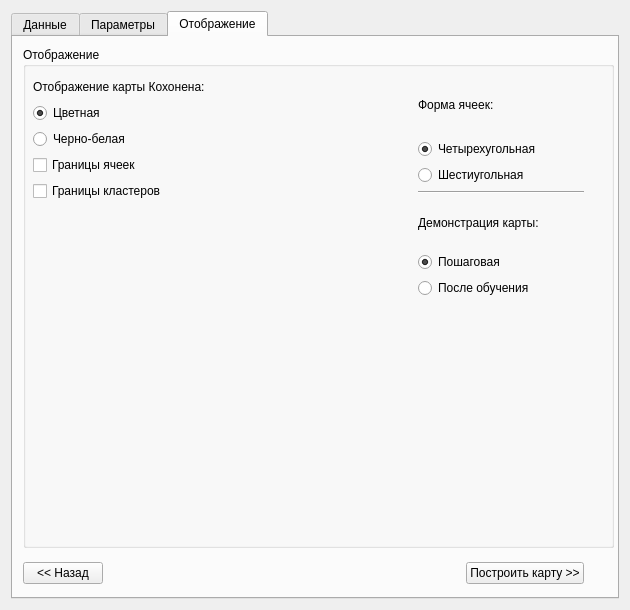
The window that settingsdialog.ui (vihka-spihka/KohonenMaps) describes before a commit, drawn with Qt 5.
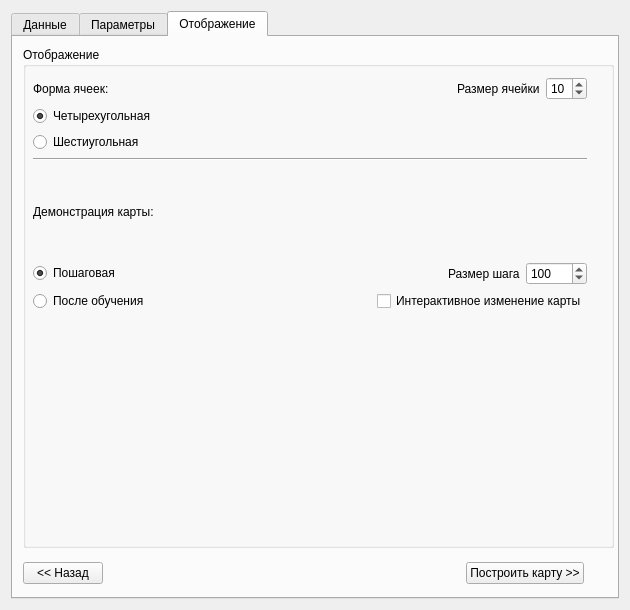
The same window after the commit. The open tabs and pages were chosen to show the change.

Commit message: Готово на 95%. Осталось пофиксить баги в алгоритме и немного отображение

```diff
--- a/settingsdialog.ui
+++ b/settingsdialog.ui
@@ -745,17 +745,17 @@
        <property name="title">
         <string>Отображение</string>
        </property>
-       <widget class="QWidget" name="">
+       <widget class="QWidget" name="layoutWidget">
         <property name="geometry">
          <rect>
           <x>10</x>
           <y>30</y>
-          <width>551</width>
-          <height>221</height>
+          <width>554</width>
+          <height>234</height>
          </rect>
         </property>
         <layout class="QGridLayout" name="gridLayout_4">
-         <item row="0" column="2">
+         <item row="0" column="0">
           <layout class="QVBoxLayout" name="verticalLayout_18">
            <item>
             <layout class="QHBoxLayout" name="horizontalLayout_26">
@@ -779,6 +779,26 @@
                </property>
               </spacer>
              </item>
+             <item>
+              <widget class="QLabel" name="label_11">
+               <property name="text">
+                <string>Размер ячейки</string>
+               </property>
+              </widget>
+             </item>
+             <item>
+              <widget class="QSpinBox" name="spinBox_8">
+               <property name="minimum">
+                <number>5</number>
+               </property>
+               <property name="maximum">
+                <number>30</number>
+               </property>
+               <property name="value">
+                <number>10</number>
+               </property>
+              </widget>
+             </item>
             </layout>
            </item>
            <item>
@@ -844,7 +864,7 @@
            </item>
           </layout>
          </item>
-         <item row="1" column="2">
+         <item row="1" column="0">
           <layout class="QVBoxLayout" name="verticalLayout_23">
            <item>
             <widget class="Line" name="line_3">
@@ -907,6 +927,23 @@
                  </property>
                 </spacer>
                </item>
+               <item>
+                <widget class="QLabel" name="label_19">
+                 <property name="text">
+                  <string>Размер шага</string>
+                 </property>
+                </widget>
+               </item>
+               <item>
+                <widget class="QSpinBox" name="spinBox_9">
+                 <property name="maximum">
+                  <number>10000</number>
+                 </property>
+                 <property name="value">
+                  <number>100</number>
+                 </property>
+                </widget>
+               </item>
               </layout>
              </item>
              <item>
@@ -934,196 +971,23 @@
                  </property>
                 </spacer>
                </item>
-              </layout>
-             </item>
-            </layout>
-           </item>
-          </layout>
-         </item>
-         <item row="0" column="0" rowspan="2">
-          <layout class="QVBoxLayout" name="verticalLayout_21">
            <item>
-            <layout class="QHBoxLayout" name="horizontalLayout_31">
-             <item>
-              <widget class="QLabel" name="label_11">
+                <widget class="QCheckBox" name="checkBox">
                <property name="text">
-                <string>Отображение карты Кохонена:</string>
+                  <string>Интерактивное изменение карты</string>
                </property>
               </widget>
              </item>
-             <item>
-              <spacer name="horizontalSpacer_41">
-               <property name="orientation">
-                <enum>Qt::Horizontal</enum>
-               </property>
-               <property name="sizeHint" stdset="0">
-                <size>
-                 <width>40</width>
-                 <height>20</height>
-                </size>
-               </property>
-              </spacer>
-             </item>
-            </layout>
-           </item>
-           <item>
-            <layout class="QVBoxLayout" name="verticalLayout_19">
-             <item>
-              <layout class="QHBoxLayout" name="horizontalLayout_30">
-               <item>
-                <widget class="QRadioButton" name="rgbColorRadioButton">
-                 <property name="text">
-                  <string>Цветная</string>
-                 </property>
-                 <property name="checked">
-                  <bool>true</bool>
-                 </property>
-                 <attribute name="buttonGroup">
-                  <string notr="true">colorButtonGroup</string>
-                 </attribute>
-                </widget>
-               </item>
-               <item>
-                <spacer name="horizontalSpacer_37">
-                 <property name="orientation">
-                  <enum>Qt::Horizontal</enum>
-                 </property>
-                 <property name="sizeHint" stdset="0">
-                  <size>
-                   <width>40</width>
-                   <height>20</height>
-                  </size>
-                 </property>
-                </spacer>
-               </item>
-              </layout>
-             </item>
-             <item>
-              <layout class="QHBoxLayout" name="horizontalLayout_29">
-               <item>
-                <widget class="QRadioButton" name="b_wColorRadioButton">
-                 <property name="text">
-                  <string>Черно-белая</string>
-                 </property>
-                 <attribute name="buttonGroup">
-                  <string notr="true">colorButtonGroup</string>
-                 </attribute>
-                </widget>
-               </item>
-               <item>
-                <spacer name="horizontalSpacer_38">
-                 <property name="orientation">
-                  <enum>Qt::Horizontal</enum>
-                 </property>
-                 <property name="sizeHint" stdset="0">
-                  <size>
-                   <width>40</width>
-                   <height>20</height>
-                  </size>
-                 </property>
-                </spacer>
-               </item>
+              </layout>
+             </item>
+            </layout>
+           </item>
               </layout>
              </item>
             </layout>
-           </item>
-           <item>
-            <layout class="QVBoxLayout" name="verticalLayout_20">
-             <item>
-              <layout class="QHBoxLayout" name="horizontalLayout_27">
-               <item>
-                <widget class="QCheckBox" name="borderCellCheckBox">
-                 <property name="text">
-                  <string>Границы ячеек</string>
-                 </property>
-                </widget>
-               </item>
-               <item>
-                <spacer name="horizontalSpacer_39">
-                 <property name="orientation">
-                  <enum>Qt::Horizontal</enum>
-                 </property>
-                 <property name="sizeHint" stdset="0">
-                  <size>
-                   <width>40</width>
-                   <height>20</height>
-                  </size>
-                 </property>
-                </spacer>
-               </item>
-              </layout>
-             </item>
-             <item>
-              <layout class="QHBoxLayout" name="horizontalLayout_28">
-               <item>
-                <widget class="QCheckBox" name="borderClusterCheckBox">
-                 <property name="text">
-                  <string>Границы кластеров</string>
-                 </property>
-                </widget>
-               </item>
-               <item>
-                <spacer name="horizontalSpacer_40">
-                 <property name="orientation">
-                  <enum>Qt::Horizontal</enum>
-                 </property>
-                 <property name="sizeHint" stdset="0">
-                  <size>
-                   <width>40</width>
-                   <height>20</height>
-                  </size>
-                 </property>
-                </spacer>
-               </item>
-              </layout>
-             </item>
-             <item>
-              <spacer name="verticalSpacer_2">
-               <property name="orientation">
-                <enum>Qt::Vertical</enum>
-               </property>
-               <property name="sizeHint" stdset="0">
-                <size>
-                 <width>20</width>
-                 <height>40</height>
-                </size>
-               </property>
-              </spacer>
-             </item>
-            </layout>
-           </item>
-          </layout>
-         </item>
-         <item row="0" column="1">
-          <spacer name="horizontalSpacer_45">
-           <property name="orientation">
-            <enum>Qt::Horizontal</enum>
-           </property>
-           <property name="sizeHint" stdset="0">
-            <size>
-             <width>40</width>
-             <height>20</height>
-            </size>
-           </property>
-          </spacer>
-         </item>
-         <item row="1" column="1">
-          <spacer name="horizontalSpacer_46">
-           <property name="orientation">
-            <enum>Qt::Horizontal</enum>
-           </property>
-           <property name="sizeHint" stdset="0">
-            <size>
-             <width>40</width>
-             <height>20</height>
-            </size>
-           </property>
-          </spacer>
-         </item>
-        </layout>
-       </widget>
-      </widget>
-      <widget class="QWidget" name="">
+       </widget>
+      </widget>
+      <widget class="QWidget" name="layoutWidget">
        <property name="geometry">
         <rect>
          <x>10</x>
```
Left out of the diff: 330 changed lines with no effect on the pictures. Lines whose indentation alone changed are shown as unchanged. The commit also changes 8 other files.
